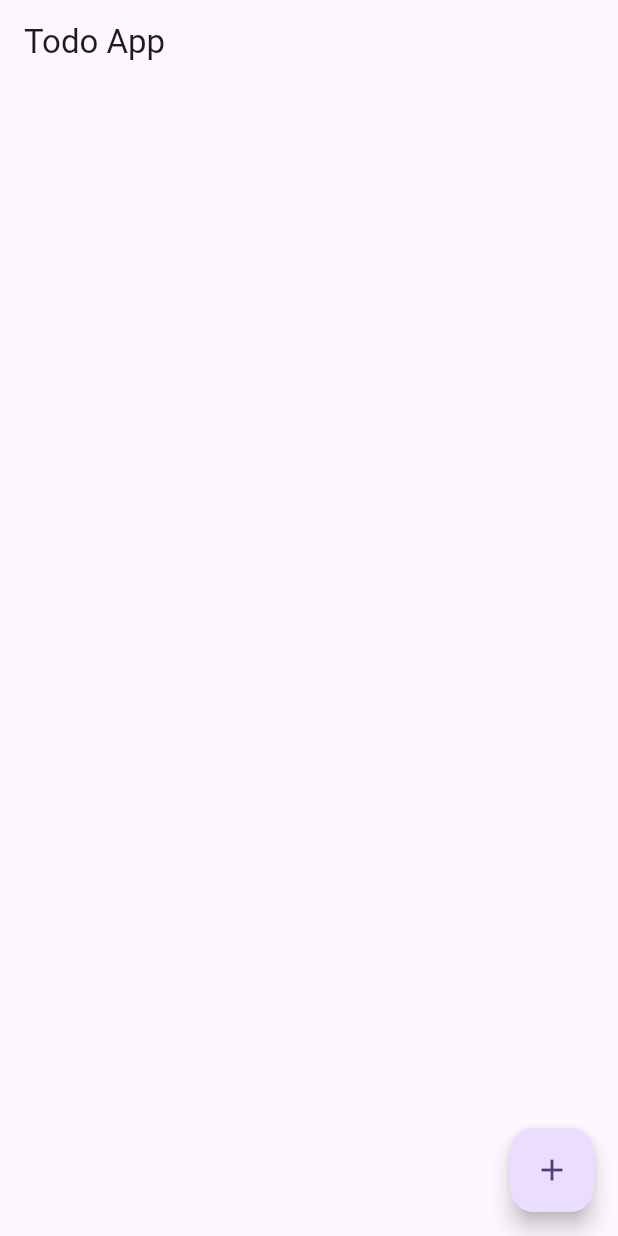
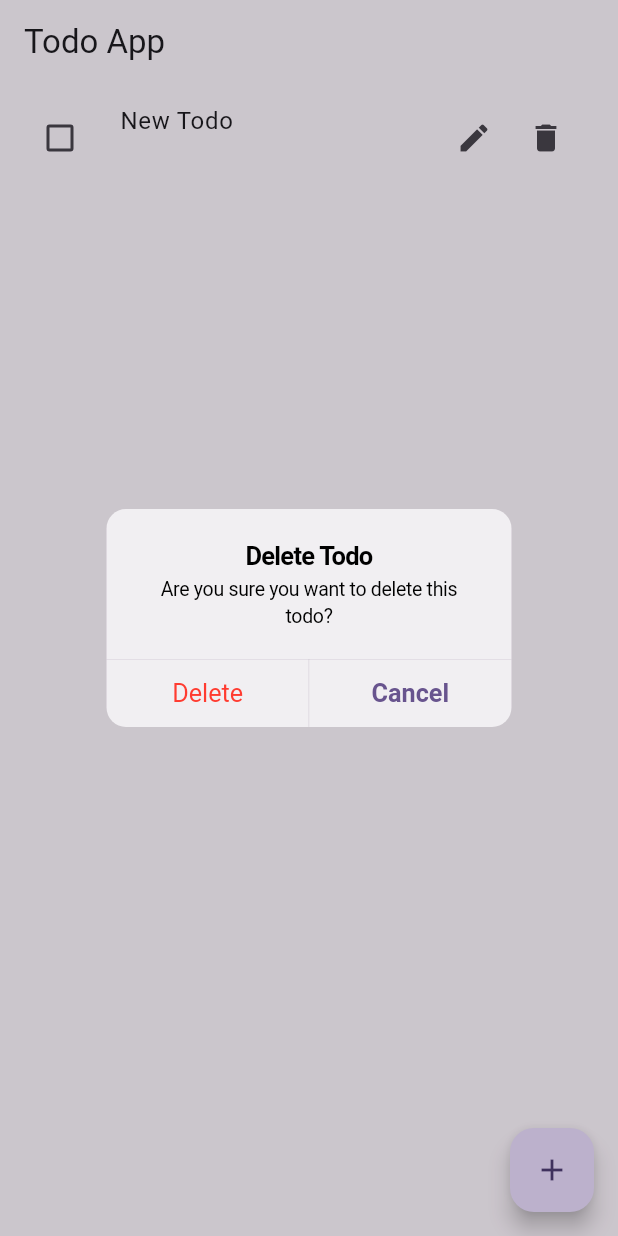
Before and after one commit to yagizdo/patrol-example-todo-app, a Flutter app: the screen it shows after launch, after a tap on the "add" icon, after a tap on the "delete" icon, on a phone screen of 412 x 824 dp. Run offline on Flutter 3.47's test engine with Material 3 defaults, Android fonts, the phone set to English and light mode, and no system bars; our stand-ins replace equatable, flutter_bloc.

Commit message:
Add confirmation dialog for todo deletion

```diff
--- a/lib/features/home/widgets/todo_list.dart
+++ b/lib/features/home/widgets/todo_list.dart
@@ -1,4 +1,5 @@
 import 'package:flutter/material.dart';
+import 'package:flutter/cupertino.dart';
 import 'package:flutter_bloc/flutter_bloc.dart';
 import '../../../models/todo_model.dart';
 import '../cubit/todo_cubit.dart';
@@ -35,6 +36,31 @@ class _TodoItem extends StatelessWidget {
     );
   }
 
+  void _showDeleteConfirmation(BuildContext context) {
+    showCupertinoDialog(
+      context: context,
+      builder: (context) => CupertinoAlertDialog(
+        title: const Text('Delete Todo'),
+        content: const Text('Are you sure you want to delete this todo?'),
+        actions: [
+          CupertinoDialogAction(
+            isDestructiveAction: true,
+            onPressed: () {
+              context.read<TodoCubit>().deleteTodo(todo.id);
+              Navigator.pop(context);
+            },
+            child: const Text('Delete'),
+          ),
+          CupertinoDialogAction(
+            isDefaultAction: true,
+            onPressed: () => Navigator.pop(context),
+            child: const Text('Cancel'),
+          ),
+        ],
+      ),
+    );
+  }
+
   @override
   Widget build(BuildContext context) {
     return ListTile(
@@ -55,9 +81,7 @@ class _TodoItem extends StatelessWidget {
           ),
           IconButton(
             icon: const Icon(Icons.delete),
-            onPressed: () {
-              context.read<TodoCubit>().deleteTodo(todo.id);
-            },
+            onPressed: () => _showDeleteConfirmation(context),
           ),
         ],
       ),
```
